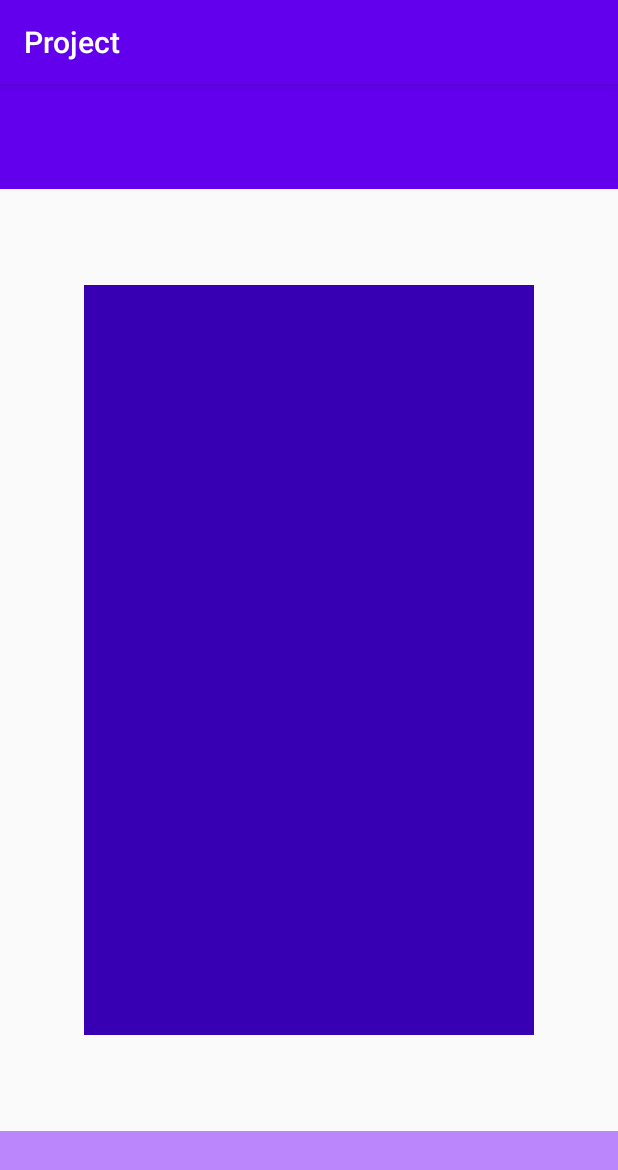
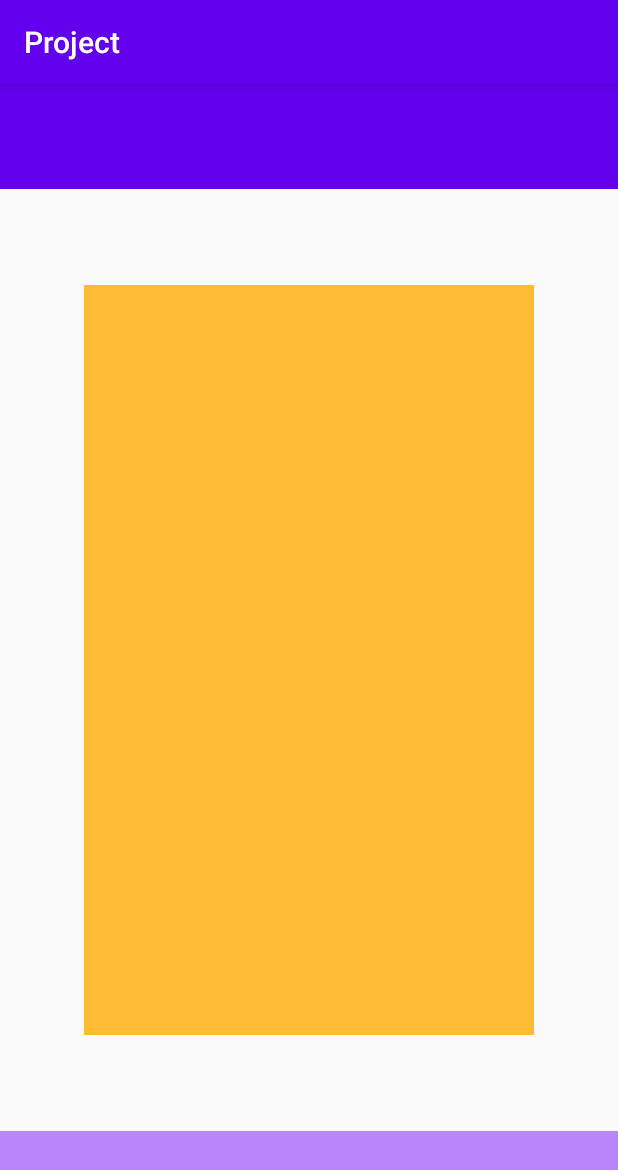
Before and after one commit to liza7676/ProjectSF, an Android app: the screen it shows after launch (MainActivity), on a phone screen of 412 x 824 dp. Shown: the top 1170 px of the screen. Run offline under Robolectric (Android 15) with nearby library versions, the phone set to English and light mode, and no system bars.

Commit message:
Изменены цвета

```diff
--- a/app/src/main/res/layout/activity_main.xml
+++ b/app/src/main/res/layout/activity_main.xml
@@ -10,11 +10,11 @@
     <LinearLayout
         android:layout_width="300dp"
         android:layout_height="500dp"
+        android:background="@color/yello"
         android:orientation="vertical"
-        android:background="@color/purple_700"
+        app:layout_constraintBottom_toTopOf="@+id/menu_botton"
         app:layout_constraintEnd_toEndOf="parent"
         app:layout_constraintStart_toStartOf="parent"
-        app:layout_constraintBottom_toTopOf="@+id/menu_botton"
         app:layout_constraintTop_toBottomOf="@+id/menu_top" />
 
     <FrameLayout
--- a/app/src/main/res/values/colors.xml
+++ b/app/src/main/res/values/colors.xml
@@ -7,4 +7,5 @@
     <color name="teal_700">#FF018786</color>
     <color name="black">#FF000000</color>
     <color name="white">#FFFFFFFF</color>
+    <color name="yello">#FFFFBB33</color>
 </resources>
```
